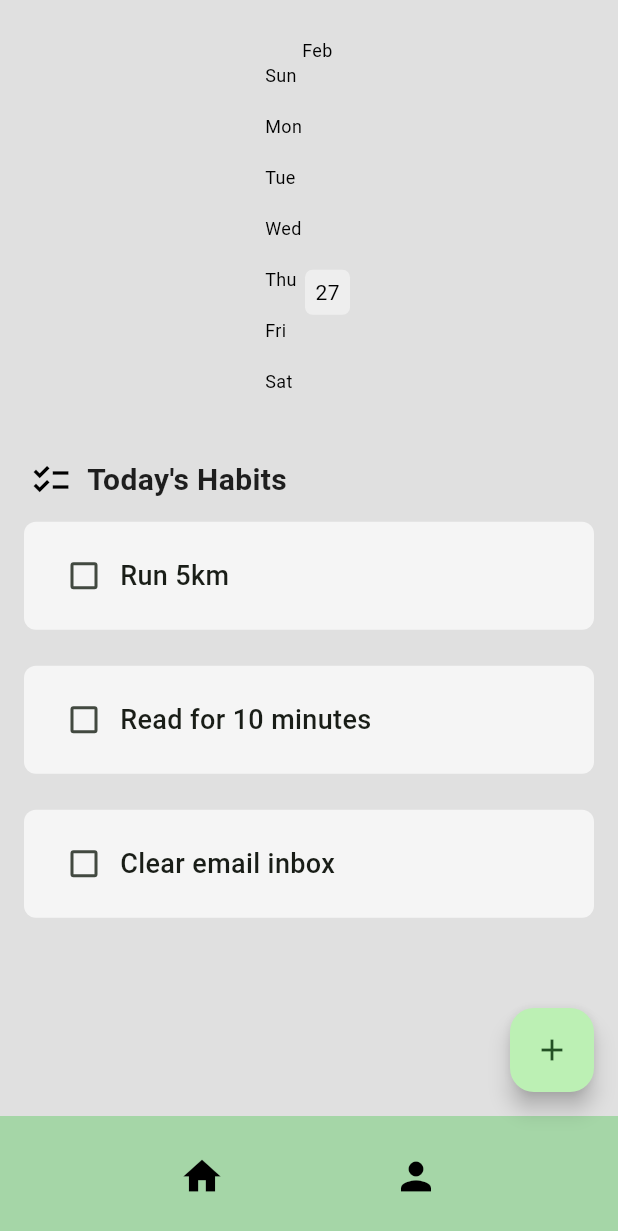
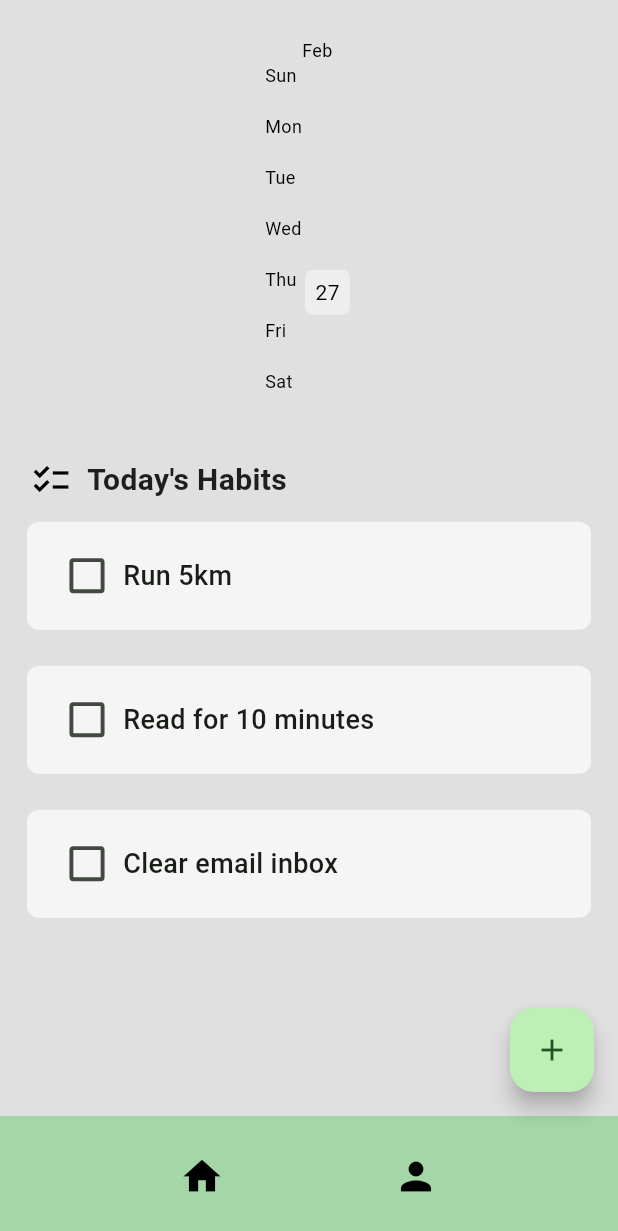
Before and after one commit to SQ77/trackIt, a Flutter app: the screen it shows after launch, on a phone screen of 412 x 824 dp. Shown: the top 1231 px of the screen. Run offline on Flutter 3.47's test engine with Material 3 defaults, Android fonts, the phone set to English and light mode, and no system bars; drawn by our look-alikes of flutter_heatmap_calendar, flutter_slidable; our stand-ins replace hive_flutter; missing offline and left inert: flutter_confetti; accounts and stored records are empty.

Commit message:
Improve UI for habits and achievements

```diff
--- a/lib/components/habit_tile.dart
+++ b/lib/components/habit_tile.dart
@@ -22,7 +22,7 @@ class HabitTile extends StatelessWidget {
   @override
   Widget build(BuildContext context) {
     return Padding(
-      padding: const EdgeInsets.symmetric(horizontal: 16.0, vertical: 12.0),
+      padding: const EdgeInsets.symmetric(horizontal: 18.0, vertical: 12.0),
       child: Slidable(
         endActionPane: ActionPane(
           motion: const StretchMotion(),
@@ -56,7 +56,10 @@ class HabitTile extends StatelessWidget {
               Flexible(
                 child: Row(
                   children: [
-                    Checkbox(value: isCompleted, onChanged: onChanged),
+                    Transform.scale(
+                      scale: 1.3,
+                      child: Checkbox(value: isCompleted, onChanged: onChanged),
+                    ),
                     Flexible(
                       // prevents overflow
                       child: Text(
```
Also changed, not shown: lib/components/achievement_dialog.dart (+7 -0 lines).
